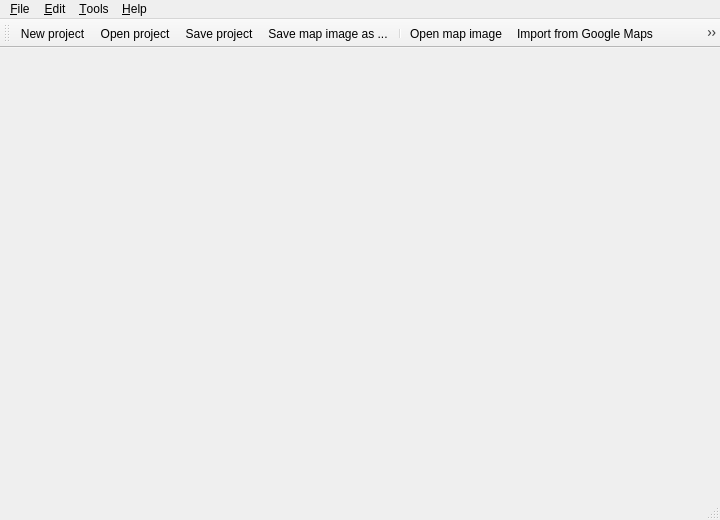
michjans/routegen, file src/routegen.ui: the form before one commit.
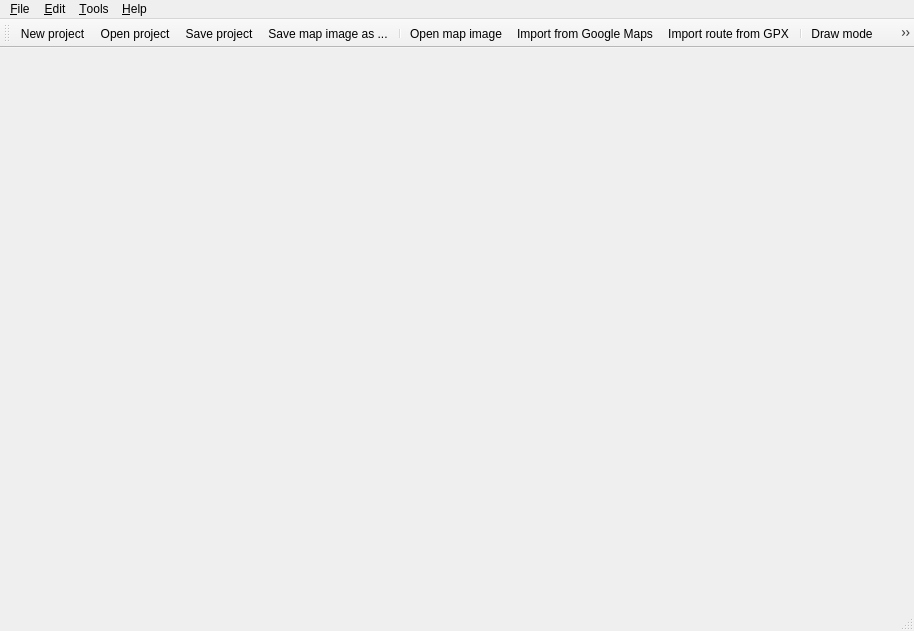
The form after the commit. Icons and pictures are not drawn.

Diff of the .ui file:
```diff
--- a/src/routegen.ui
+++ b/src/routegen.ui
@@ -6,8 +6,8 @@
    <rect>
     <x>0</x>
     <y>0</y>
-    <width>720</width>
-    <height>520</height>
+    <width>914</width>
+    <height>631</height>
    </rect>
   </property>
   <property name="windowTitle">
@@ -45,7 +45,7 @@
     <rect>
      <x>0</x>
      <y>0</y>
-     <width>720</width>
+     <width>914</width>
      <height>22</height>
     </rect>
    </property>
```
